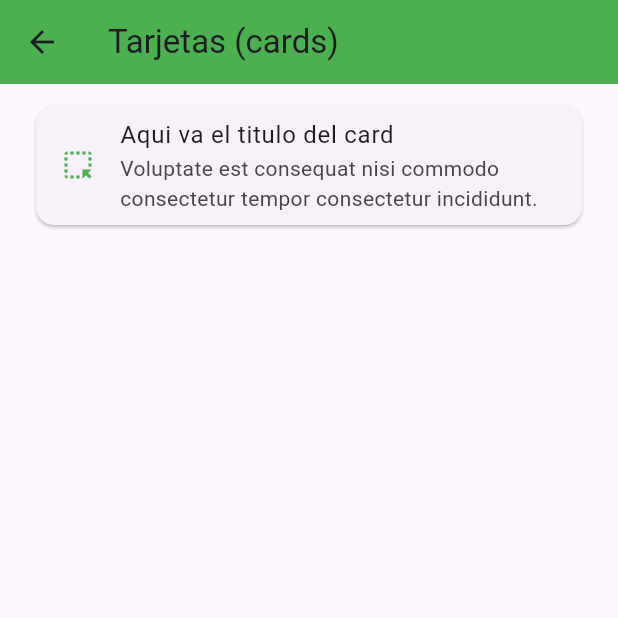
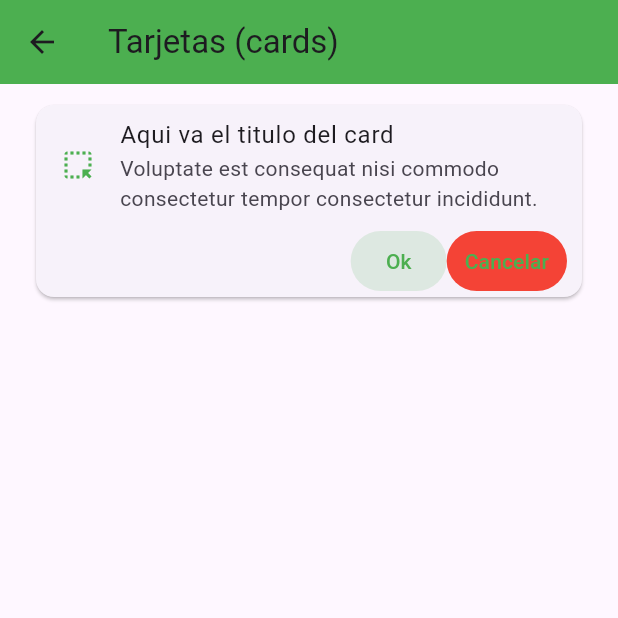
Before and after one commit to eduGIT3/calculadora_eduardo, a Flutter app: the CardScreen screen opened by its route, on a phone screen of 412 x 824 dp, the top half of it. Run offline on Flutter 3.47's test engine with Material 3 defaults, Android fonts, the phone set to English and light mode, and no system bars.

Commit message:
Fin clase 23/11

```diff
--- a/lib/screens/card_screen.dart
+++ b/lib/screens/card_screen.dart
@@ -1,5 +1,7 @@
 import 'package:calculadora_eduardo/theme/app_theme.dart';
 import 'package:flutter/material.dart';
+
+import '../widgets/widgets.dart';
 
 class CardScreen extends StatelessWidget {
   const CardScreen({Key? key}) : super(key: key);
@@ -12,18 +14,7 @@ class CardScreen extends StatelessWidget {
       body: ListView(
         padding: EdgeInsets.symmetric(horizontal: 20, vertical: 10),
         children: [
-          Card(
-            child: Column(
-              children: [
-                ListTile(
-                  leading: Icon(Icons.highlight_alt_outlined, color: AppTheme.primary),
-                  title: Text("Aqui va el titulo del card"),
-                  subtitle: Text("Voluptate est consequat nisi commodo consectetur tempor consectetur incididunt."),
-
-                )
-              ],
-            ),
-          )
+          CustomCardTipo1()
         ],
       )
     );
--- a/lib/theme/app_theme.dart
+++ b/lib/theme/app_theme.dart
@@ -4,12 +4,18 @@ class AppTheme {
 //Color primario
     static const Color primary = Colors.green;
 
-    static final ThemeData lightTheme= ThemeData.light().copyWith(
+    static final ThemeData lightTheme = ThemeData.light().copyWith(
         appBarTheme: AppBarTheme(
           backgroundColor: primary
           ),
         listTileTheme: ListTileThemeData(
           iconColor: primary
+        ),
+        textButtonTheme:TextButtonThemeData(
+          style: TextButton.styleFrom(
+            backgroundColor: Colors.green.withValues(alpha: 0.15),
+            foregroundColor: primary
+            )
         )
       );
 
--- /dev/null
+++ b/lib/widgets/custom_card_tipo1.dart
@@ -0,0 +1,51 @@
+import 'package:calculadora_eduardo/theme/app_theme.dart';
+import 'package:flutter/material.dart';
+
+class CustomCardTipo1 extends StatelessWidget {
+  const new({
+    super.key,
+  });
+
+  @override
+  Widget build(BuildContext context) {
+    return Card(
+      child: Column(
+        children: [
+          ListTile(
+            leading: Icon(Icons.highlight_alt_outlined, color: AppTheme.primary),
+            title: Text("Aqui va el titulo del card"),
+            subtitle: Text("Voluptate est consequat nisi commodo consectetur tempor consectetur incididunt."),
+
+          ),
+          Padding(
+            padding: const EdgeInsets.only(right: 10),
+            child: Row(
+
+              mainAxisAlignment: MainAxisAlignment.end,
+              children: [
+                TextButton(
+                  onPressed:() {
+
+                  },
+                  style: TextButton.styleFrom(
+                     //Estilo boton
+
+                  ),
+                  child: Text("Ok")),
+                    TextButton(
+                  onPressed:() {
+
+                  },
+                   style: TextButton.styleFrom( //Estilo boton
+                    backgroundColor:Colors.red
+                  ),
+                  child: Text("Cancelar")),
+              ],
+            ),
+          )
+
+        ],
+      ),
+    );
+  }
+}
--- /dev/null
+++ b/lib/widgets/widgets.dart
@@ -0,0 +1 @@
+export 'package:calculadora_eduardo/widgets/custom_card_tipo1.dart';
```
